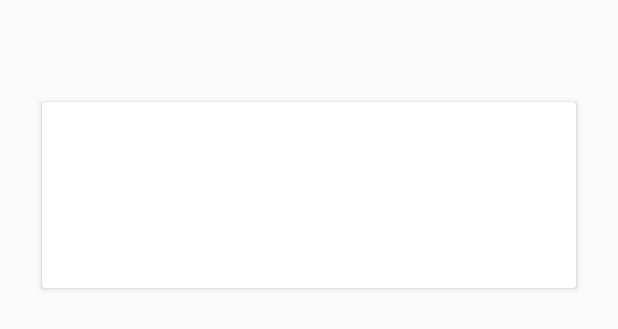
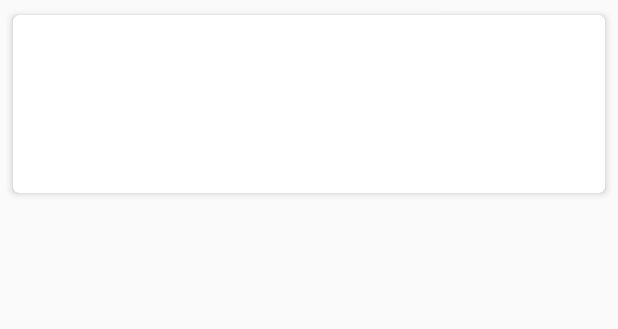
Before and after one commit to somnoynadno/WhereIsMyMoney, an Android app: the layout recycler_item.xml on its own in the app's theme, with its tools: preview values and no code run, on a phone screen of 412 x 824 dp. Shown: the top 329 px of the screen. Run offline under Robolectric (Android 15) with nearby library versions, the phone set to English and light mode, and no system bars.

Commit message:
Card design changed

```diff
--- a/app/src/main/res/layout/nav_header_main.xml
+++ b/app/src/main/res/layout/nav_header_main.xml
@@ -3,7 +3,7 @@
     xmlns:app="http://schemas.android.com/apk/res-auto"
     android:layout_width="match_parent"
     android:layout_height="@dimen/nav_header_height"
-    android:background="@drawable/side_nav_bar"
+    android:background="@color/colorDrawerDarkBlue"
     android:gravity="bottom"
     android:orientation="vertical"
     android:paddingLeft="@dimen/activity_horizontal_margin"
--- a/app/src/main/res/layout/recycler_item.xml
+++ b/app/src/main/res/layout/recycler_item.xml
@@ -1,50 +1,50 @@
 <LinearLayout
     xmlns:android="http://schemas.android.com/apk/res/android"
-    android:padding="8dp"
-    android:layout_marginTop="40dp"
+    android:padding="0dp"
+    android:layout_marginTop="8dp"
+    android:layout_margin="4dp"
     android:layout_width="match_parent"
     android:layout_height="wrap_content" >
 
     <!-- A CardView that contains a TextView -->
     <androidx.cardview.widget.CardView
         android:id="@+id/card_view"
-        android:layout_gravity="center"
         android:layout_height="wrap_content"
         android:layout_width="match_parent"
-        android:layout_margin="20dp" >
+        style="@style/MyCardViewStyle" >
 
         <LinearLayout
             android:layout_width="wrap_content"
             android:layout_height="wrap_content"
             android:orientation="vertical"
-            android:gravity="center_vertical"
             android:layout_weight="1" >
 
             <TextView
                 android:id="@+id/dateInfoText"
                 android:layout_width="match_parent"
                 android:layout_height="wrap_content"
-                android:gravity="center"
-                android:layout_marginTop="10dp"
-                android:textSize="18sp" />
+                android:gravity="start"
+                android:textSize="14sp" />
 
             <TextView
                 android:id="@+id/amountInfoText"
                 android:layout_width="match_parent"
                 android:layout_height="wrap_content"
-                android:gravity="center"
-                android:layout_margin="10dp"
-                android:textSize="18sp" />
+                android:gravity="start"
+                android:layout_marginTop="0dp"
+                android:textColor="@color/colorSolidBlack"
+                android:textSize="26sp" />
 
             <TextView
                 android:id="@+id/debtorInfoText"
                 android:layout_width="match_parent"
                 android:layout_height="wrap_content"
-                android:gravity="center"
-                android:layout_margin="10dp"
-                android:textSize="18sp" />
+                android:gravity="start"
+                android:layout_marginTop="10dp"
+                android:textSize="16sp" />
 
         </LinearLayout>
+
     </androidx.cardview.widget.CardView>
 
 </LinearLayout>
--- a/app/src/main/res/values/styles.xml
+++ b/app/src/main/res/values/styles.xml
@@ -25,10 +25,11 @@
     <style name="AppTheme.PopupOverlay" parent="ThemeOverlay.AppCompat.Light" />
 
     <style name="MyCardViewStyle" parent="Theme.AppCompat.Light">
-        <item name="cardCornerRadius">2dp</item>
-        <item name="cardElevation">2dp</item>
-        <item name="contentPaddingBottom">24dp</item>
-        <item name="contentPaddingTop">24dp</item>
+        <item name="cardCornerRadius">4dp</item>
+        <item name="cardUseCompatPadding">true</item>
+        <item name="cardElevation">3dp</item>
+        <item name="contentPaddingBottom">16dp</item>
+        <item name="contentPaddingTop">16dp</item>
         <item name="contentPaddingLeft">16dp</item>
         <item name="contentPaddingRight">16dp</item>
     </style>
```
Also changed, not shown: app/src/main/java/com/example/whereismymoney/helpers/ItemTouchHelperAdapter.kt (+1 -23 lines), app/src/main/java/com/example/whereismymoney/helpers/ItemTouchHelperViewHolder.kt (+1 -14 lines), app/src/main/java/com/example/whereismymoney/helpers/RecyclerViewAdapter.kt (+16 -5 lines), app/src/main/java/com/example/whereismymoney/helpers/SimpleItemTouchHelperCallback.kt (+8 -1 lines), app/src/main/res/values/colors.xml (+8 -0 lines).
